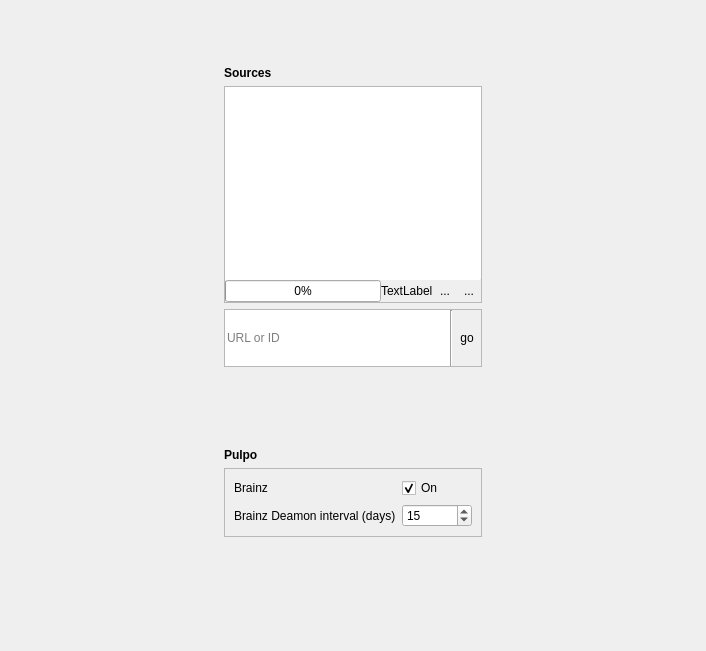
First picture: the form in src/settings/settings.ui, repository milohr/babe-qt, before the edit.
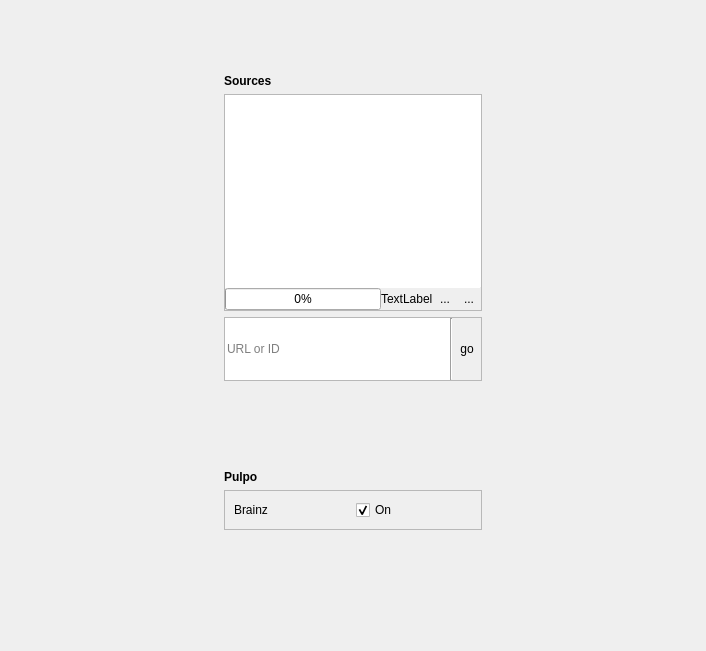
Second picture: the form after the edit. Icons and pictures are not drawn.

Commit message: fix cmake erros and pulpo interval for non blocking

Diff of the .ui file:
```diff
--- a/src/settings/settings.ui
+++ b/src/settings/settings.ui
@@ -187,13 +187,6 @@
          <enum>QFrame::Raised</enum>
         </property>
         <layout class="QGridLayout" name="gridLayout_3">
-         <item row="0" column="0">
-          <widget class="QLabel" name="label_6">
-           <property name="text">
-            <string>Brainz </string>
-           </property>
-          </widget>
-         </item>
          <item row="0" column="1">
           <widget class="QCheckBox" name="pulpoBrainz_checkBox">
            <property name="text">
@@ -204,23 +197,10 @@
            </property>
           </widget>
          </item>
-         <item row="1" column="0">
-          <widget class="QLabel" name="label_7">
+         <item row="0" column="0">
+          <widget class="QLabel" name="label_6">
            <property name="text">
-            <string>Brainz Deamon interval (days)</string>
-           </property>
-          </widget>
-         </item>
-         <item row="1" column="1">
-          <widget class="QSpinBox" name="pulpoBrainz_spinBox">
-           <property name="minimum">
-            <number>1</number>
-           </property>
-           <property name="maximum">
-            <number>360</number>
-           </property>
-           <property name="value">
-            <number>15</number>
+            <string>Brainz </string>
            </property>
           </widget>
          </item>
```
The commit also changes 5 other files.
